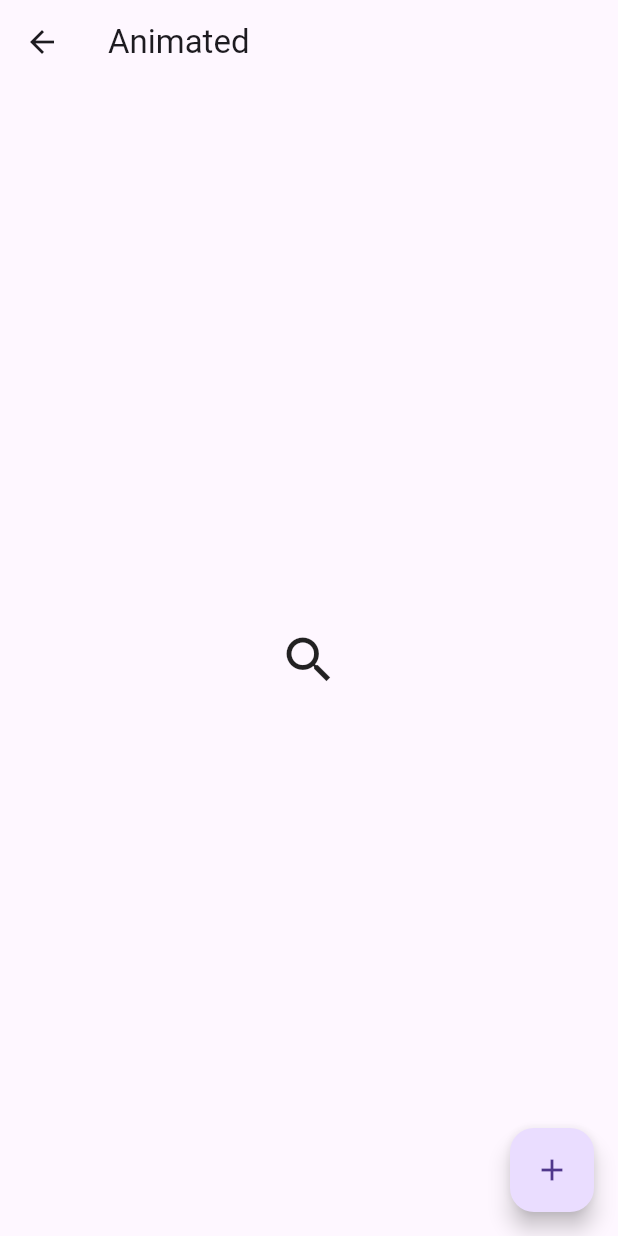
After one commit to huangpu0/Flutter, a Flutter app: the screen it shows after launch, item 3 of the bottom bar chosen, after a tap on the "add" icon, after a tap on "Animated_Demo", on a phone screen of 412 x 824 dp. The commit adds this screen. Run offline on Flutter 3.47's test engine with Material 3 defaults, Android fonts, the phone set to English and light mode, and no system bars.

Commit message:
18_Animated

```diff
--- a/lib/12_BottonTabBars/12_message.dart
+++ b/lib/12_BottonTabBars/12_message.dart
@@ -70,6 +70,30 @@ class _MyMessage12State extends State<MyMessage12> {
                 });
               },
               child: const Text('AnimatedList_Demo')),
+
+          const SizedBox(
+            height: 10,
+          ),
+          ElevatedButton(
+              onPressed: () {
+                Navigator.pushNamed(context, "/animated", arguments: {
+                  "title": "Animated",
+                  "type": 1,
+                });
+              },
+              child: const Text('Animated_Demo')),
+
+          const SizedBox(
+            height: 10,
+          ),
+          ElevatedButton(
+              onPressed: () {
+                Navigator.pushNamed(context, "/animatedHero", arguments: {
+                  "title": "AnimatedHero",
+                  "type": 1,
+                });
+              },
+              child: const Text('Animated_Hero')),
         ],
       ),
     );
--- a/lib/14_Routor/Routers.dart
+++ b/lib/14_Routor/Routers.dart
@@ -9,6 +9,8 @@ import 'package:flutter01/16_PageView.dart';
 import 'package:flutter01/16_PageView/16_PageViewKeepAlive.dart';
 import 'package:flutter01/17_Key.dart';
 import 'package:flutter01/18_AnimatedList.dart';
+import 'package:flutter01/19_Animated.dart';
+import 'package:flutter01/20_AnimatedHero.dart';
 
 /// 1、配置路由
 final Map routes = {
@@ -22,6 +24,10 @@ final Map routes = {
   "/key": (context, {arguments}) => MyKey0(arguments: arguments),
   "/animatedList": (context, {arguments}) =>
       MyAnimatedList0(arguments: arguments),
+  "/animated": (context, {arguments}) => MyAnimated0(arguments: arguments),
+  "/animatedHero": (context, {arguments}) =>
+      MyAnimatedHero0(arguments: arguments),
+  "/hero": (context, {arguments}) => MyHero0(arguments: arguments),
 };
 
 /// 2、配置onGenerateRoute 固定写法
--- a/lib/18_AnimatedList.dart
+++ b/lib/18_AnimatedList.dart
@@ -1,5 +1,4 @@
 import 'dart:async';
-
 import 'package:flutter/material.dart';
 
 class MyAnimatedList0 extends StatefulWidget {
--- /dev/null
+++ b/lib/19_Animated.dart
@@ -0,0 +1,256 @@
+import 'package:flutter/material.dart';
+
+class MyAnimated0 extends StatefulWidget {
+  final Map arguments;
+  const MyAnimated0({super.key, required this.arguments});
+
+  @override
+  State<MyAnimated0> createState() => _MyAnimated0State();
+}
+
+class _MyAnimated0State extends State<MyAnimated0>
+    with SingleTickerProviderStateMixin {
+  bool flag = true;
+
+  //// 显示动画1、旋转动画
+  late AnimationController _controller;
+  @override
+  void initState() {
+    // TODO: implement initState
+    super.initState();
+
+    _controller = AnimationController(
+      // 程序与手机刷新频率一致
+      vsync: this,
+      duration: const Duration(seconds: 1),
+      // 透明度 ( 0.5～1)
+      // lowerBound: 0.5,
+      // upperBound: 1,
+    );
+  }
+
+  @override
+  Widget build(BuildContext context) {
+    return Scaffold(
+      appBar: AppBar(
+        title: Text(widget.arguments["title"].toString()),
+      ),
+      floatingActionButton: FloatingActionButton(
+        onPressed: () {
+          setState(() {
+            // flag = !flag;
+            // 循环播放
+            // _controller.repeat();
+            // 正序播放一次
+            // _controller.forward();
+            // 倒序播放一次
+            // _controller.reverse();
+            // _controller.reset();
+            // _controller.stop();
+
+            /// 三、2、交错式动画
+            flag ? _controller.forward() : _controller.reverse();
+            flag = !flag;
+          });
+        },
+        child: const Icon(Icons.add),
+      ),
+      //// 属性动画
+      //// 1、动画位移
+      // body: Center(
+      //   child: AnimatedContainer(
+      //     duration: const Duration(seconds: 2),
+      //     width: flag ? 200 : 300,
+      //     height: flag ? 200 : 300,
+      //     /// 位移向右 100
+      //     transform: Matrix4.translationValues(flag ? 0:100, 0, 0),
+      //     color: Colors.red,
+      //   ),
+      // ),
+      /// 2、动画Padding
+      // body: AnimatedPadding(
+      //   curve: Curves.bounceInOut,
+      //   padding: EdgeInsets.fromLTRB(10, flag ? 10:400, 0, 0),
+      // duration: const Duration(seconds: 2),
+      // child: Container(
+      //   width: 100,
+      //   height: 100,
+      //   color: Colors.red,
+      // ),
+      // ),
+      //// 3、动画 Opacity
+      // body: Center(
+      //     child: AnimatedOpacity(
+      //   curve: Curves.easeIn,
+      //   opacity: flag ? 0.1 : 1,
+      //   duration: const Duration(seconds: 2),
+      //   child: Container(
+      //     width: 200,
+      //     height: 200,
+      //     color: Colors.red,
+      //   ),
+      // )),
+      //// 4、购物车动画
+      // body: Stack(
+      //   children: [
+      //     ListView(
+      //       children: const [
+      //         ListTile(
+      //           title: Text('列表数据1'),
+      //         ),
+      //         ListTile(
+      //           title: Text('列表数据2'),
+      //         ),
+      //         ListTile(
+      //           title: Text('列表数据3'),
+      //         ),
+      //       ],
+      //     ),
+      //     AnimatedPositioned(
+      //         curve: Curves.linear,
+      //         right: flag ? 10 : 300,
+      //         top: flag ? 10 : 500,
+      //         duration: const Duration(seconds: 2),
+      //         child: Container(
+      //           width: 80,
+      //           height: 80,
+      //           color: Colors.blue,
+      //         )),
+      //   ],
+      // ),
+      //// 5、字体大小变化
+      // body: Center(
+      //   child: Container(
+      //     alignment: Alignment.center,
+      //     width: 300,
+      //     height: 300,
+      //     color: Colors.blue,
+      //     child: AnimatedDefaultTextStyle(
+      //       duration: const Duration(seconds: 2),
+      //       style: TextStyle(
+      //         fontSize: flag ? 20:50,
+      //       ),
+      //       child:const Text(
+      //         '文字',
+      //       ),
+      //     ),
+      //   ),
+      // ),
+      //// AnimatedSwitcher
+      // body: Center(
+      //   child: Container(
+      //     alignment: Alignment.center,
+      //     width: 400,
+      //     height: 220,
+      //     color: Colors.yellow,
+      //     //// 只有Child子元素改变时触发动画
+      //     child: AnimatedSwitcher(
+      //       transitionBuilder: (child, animation) {
+      //         // 自定义动画效果、放大缩小、也可组合动画
+      //         return ScaleTransition(
+      //           scale: animation,
+      //           // 透明度变化
+      //           child: FadeTransition(
+      //             opacity: animation,
+      //             child: child,
+      //           ),
+      //         );
+      //       },
+      //       duration: const Duration(seconds: 2),
+      //       child: Text(
+      //         key: UniqueKey(),
+      //         flag ? '你好flutter' : '你好老师',
+      //         style: Theme.of(context).textTheme.bodyMedium,
+      //       ),
+      //       // child: flag
+      //       //     ? const CircularProgressIndicator()
+      //       //     : Image.asset(
+      //       //         'images/load_1.jpeg',
+      //       //         fit: BoxFit.cover,
+      //       //       ),
+      //     ),
+      //   ),
+      // ),
+
+      //// 显示动画
+      //// 1、旋转动画
+      // body: Center(
+      //   child: RotationTransition(
+      //     turns: _controller,
+      //     child: const FlutterLogo(
+      //       size: 60,
+      //     ),
+      //   ),
+      // ),
+
+      //// 2、比例动画
+      // body: Center(
+      //   child: ScaleTransition(
+      //     // (100 ~ 200) Tween 配置运动参数
+      //     scale: _controller.drive(Tween(begin: 0.5, end: 1)),
+      //     child: Container(
+      //       width: 200,
+      //       height: 200,
+      //       color: Colors.red,
+      //     ),
+      //     ),
+      // ),
+
+      //// 三、1、图片动画
+      // body: Center(
+      //     child: Column(
+      //   mainAxisAlignment: MainAxisAlignment.center,
+      //   children: [
+      //     AnimatedIcon(
+      //       icon: AnimatedIcons.close_menu,
+      //       progress: _controller,
+      //       size: 40,
+      //     ),
+      //     const SizedBox(
+      //       height: 30,
+      //     ),
+      //     AnimatedIcon(
+      //       icon: AnimatedIcons.home_menu,
+      //       progress: _controller,
+      //       size: 40,
+      //     ),
+      //     const SizedBox(
+      //       height: 30,
+      //     ),
+      //     AnimatedIcon(
+      //       icon: AnimatedIcons.search_ellipsis,
+      //       progress: _controller,
+      //       size: 40,
+      //     ),
+      //     const SizedBox(
+      //       height: 30,
+      //     ),
+      //   ],
+      // )),
+
+      // 2、交错式动画
+      body: Center(
+          child: Stack(
+        children: [
+          // 0 ~ 0.5s Search 消失 0.5 ～ 1s Close显示
+          ScaleTransition(
+            scale: _controller.drive(Tween(begin: 0.0, end: 1.0)
+                .chain(CurveTween(curve: const Interval(0.5, 1.0)))),
+            child: const Icon(
+              Icons.close,
+              size: 40,
+            ),
+          ),
+          ScaleTransition(
+            scale: _controller.drive(Tween(begin: 1.0, end: 0.0)
+                .chain(CurveTween(curve: const Interval(0.0, 0.5)))),
+            child: const Icon(
+              Icons.search,
+              size: 40,
+            ),
+          ),
+        ],
+      )),
+    );
+  }
+}
--- a/pubspec.yaml
+++ b/pubspec.yaml
@@ -20,7 +20,6 @@ version: 1.0.0+1
 
 environment:
   sdk: '^3.2.0'
-
 # Dependencies specify other packages that your package needs in order to work.
 # To automatically upgrade your package dependencies to the latest versions
 # consider running `flutter pub upgrade --major-versions`. Alternatively,
@@ -36,6 +35,7 @@ dependencies:
   # Use with the CupertinoIcons class for iOS style icons.
   cupertino_icons: ^1.0.2
   fluttertoast: ^8.2.4
+  photo_view: ^0.14.0
 
 dev_dependencies:
   flutter_test:
```
Also changed, not shown: lib/20_AnimatedHero.dart (added, +101 -0 lines).
